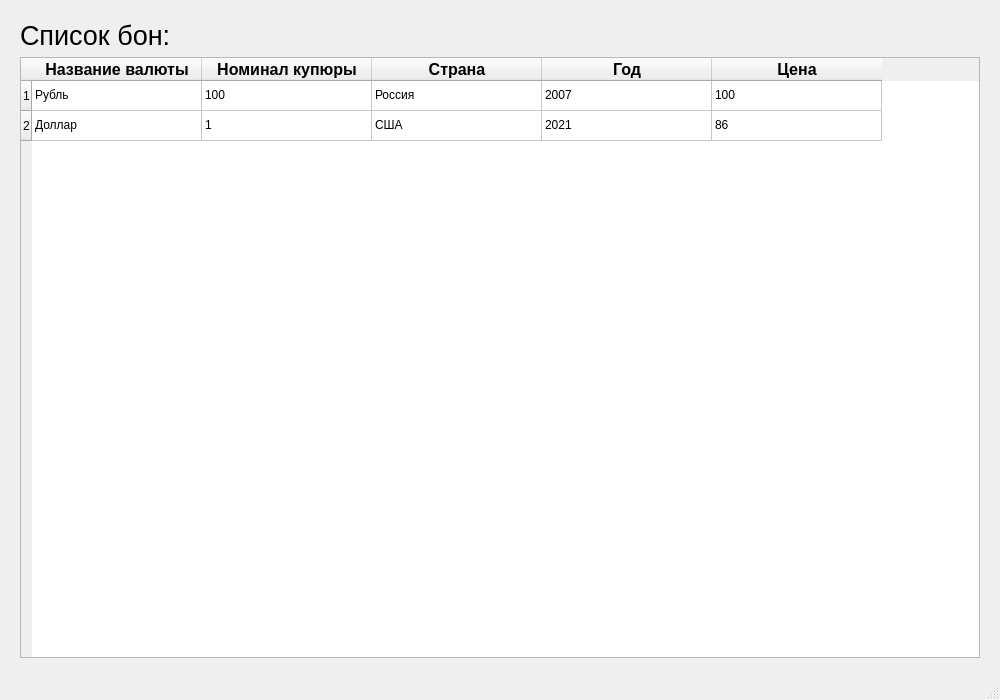
Before: the Qt Designer form ui/BanknotesWindow.ui in ConnCaster/Banknoter, drawn with Qt 5.
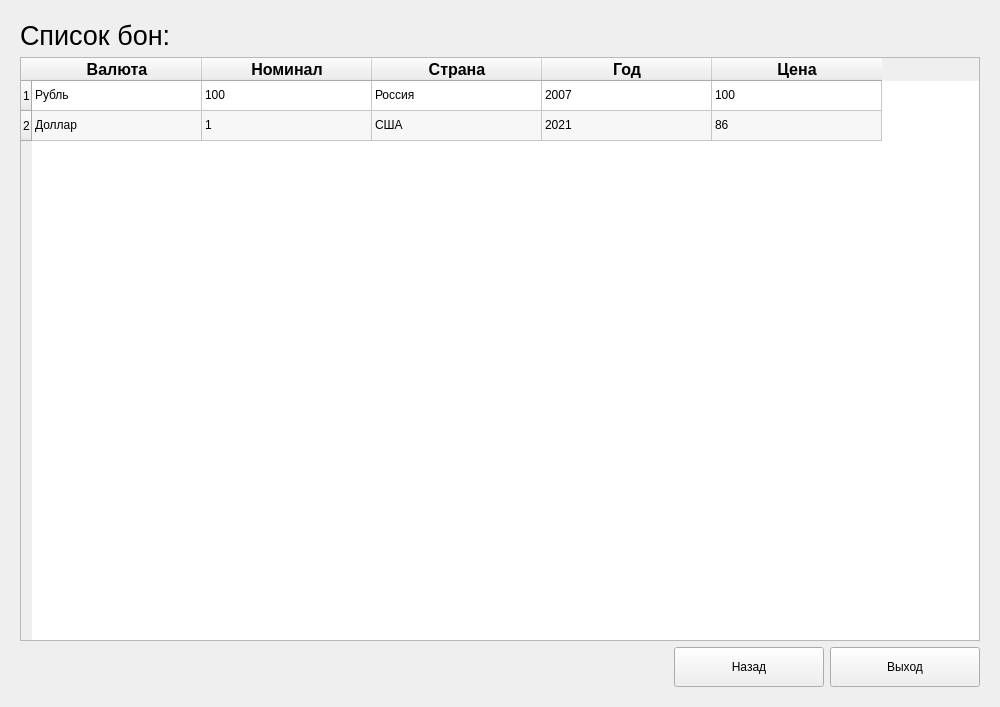
After: the same form once the commit is applied. Icons and pictures are not drawn.

Patch:
```diff
--- a/ui/BanknotesWindow.ui
+++ b/ui/BanknotesWindow.ui
@@ -7,7 +7,7 @@
     <x>0</x>
     <y>0</y>
     <width>1000</width>
-    <height>700</height>
+    <height>707</height>
    </rect>
   </property>
   <property name="minimumSize">
@@ -57,6 +57,9 @@
       <property name="editTriggers">
        <set>QAbstractItemView::EditTrigger::NoEditTriggers</set>
       </property>
+      <property name="alternatingRowColors">
+       <bool>true</bool>
+      </property>
       <property name="selectionMode">
        <enum>QAbstractItemView::SelectionMode::SingleSelection</enum>
       </property>
@@ -76,7 +79,7 @@
       <row/>
       <column>
        <property name="text">
-        <string>Название валюты</string>
+        <string>Валюта</string>
        </property>
        <property name="font">
         <font>
@@ -87,7 +90,7 @@
       </column>
       <column>
        <property name="text">
-        <string>Номинал купюры</string>
+        <string>Номинал</string>
        </property>
        <property name="font">
         <font>
@@ -181,6 +184,67 @@
       </item>
      </widget>
     </item>
+    <item>
+     <layout class="QHBoxLayout" name="horizontalLayout">
+      <item>
+       <spacer name="horizontalSpacer">
+        <property name="orientation">
+         <enum>Qt::Orientation::Horizontal</enum>
+        </property>
+        <property name="sizeHint" stdset="0">
+         <size>
+          <width>40</width>
+          <height>20</height>
+         </size>
+        </property>
+       </spacer>
+      </item>
+      <item>
+       <widget class="QPushButton" name="backButton">
+        <property name="sizePolicy">
+         <sizepolicy hsizetype="Fixed" vsizetype="Fixed">
+          <horstretch>150</horstretch>
+          <verstretch>40</verstretch>
+         </sizepolicy>
+        </property>
+        <property name="minimumSize">
+         <size>
+          <width>150</width>
+          <height>40</height>
+         </size>
+        </property>
+        <property name="text">
+         <string>Назад</string>
+        </property>
+       </widget>
+      </item>
+      <item>
+       <widget class="QPushButton" name="exitButton">
+        <property name="sizePolicy">
+         <sizepolicy hsizetype="Fixed" vsizetype="Fixed">
+          <horstretch>0</horstretch>
+          <verstretch>0</verstretch>
+         </sizepolicy>
+        </property>
+        <property name="minimumSize">
+         <size>
+          <width>150</width>
+          <height>40</height>
+         </size>
+        </property>
+        <property name="maximumSize">
+         <size>
+          <width>150</width>
+          <height>40</height>
+         </size>
+        </property>
+        <property name="text">
+         <string>Выход</string>
+        </property>
+       </widget>
+      </item>
+     </layout>
+    </item>
    </layout>
   </widget>
   <widget class="QMenuBar" name="menubar">
@@ -193,7 +257,6 @@
     </rect>
    </property>
   </widget>
-  <widget class="QStatusBar" name="statusbar"/>
  </widget>
  <resources>
   <include location="../resources/resources.qrc"/>
```
Left out of the diff: 4 changed lines with no effect on the pictures.
